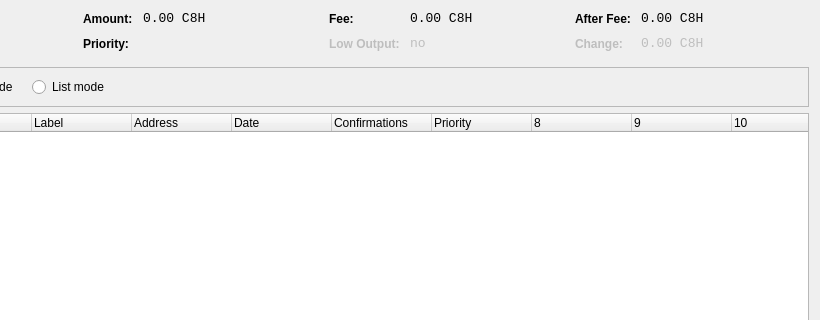
spayse/Bubble, file src/qt/forms/coincontroldialog.ui: the form before one commit; both pictures show x 180 to 1000 and y 0 to 320 of the 1000 by 500 pixel window.
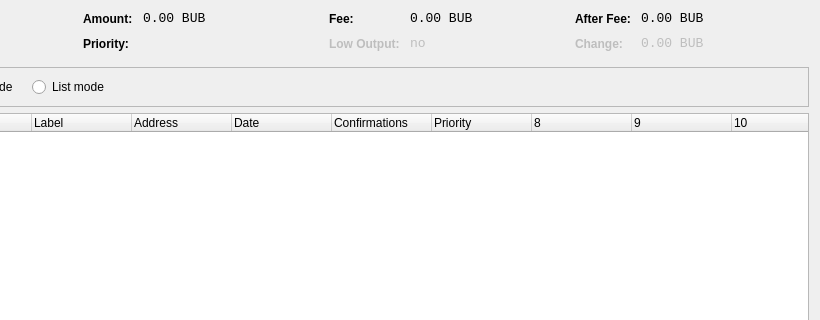
The form after the commit. Custom widgets are drawn as their Qt base class.

Patch:
```diff
--- a/src/qt/forms/coincontroldialog.ui
+++ b/src/qt/forms/coincontroldialog.ui
@@ -141,7 +141,7 @@
           <enum>Qt::ActionsContextMenu</enum>
          </property>
          <property name="text">
-          <string notr="true">0.00 C8H</string>
+          <string notr="true">0.00 BUB</string>
          </property>
          <property name="textInteractionFlags">
           <set>Qt::LinksAccessibleByMouse|Qt::TextSelectableByKeyboard|Qt::TextSelectableByMouse</set>
@@ -221,7 +221,7 @@
           <enum>Qt::ActionsContextMenu</enum>
          </property>
          <property name="text">
-          <string notr="true">0.00 C8H</string>
+          <string notr="true">0.00 BUB</string>
          </property>
          <property name="textInteractionFlags">
           <set>Qt::LinksAccessibleByMouse|Qt::TextSelectableByKeyboard|Qt::TextSelectableByMouse</set>
@@ -307,7 +307,7 @@
           <enum>Qt::ActionsContextMenu</enum>
          </property>
          <property name="text">
-          <string notr="true">0.00 C8H</string>
+          <string notr="true">0.00 BUB</string>
          </property>
          <property name="textInteractionFlags">
           <set>Qt::LinksAccessibleByMouse|Qt::TextSelectableByKeyboard|Qt::TextSelectableByMouse</set>
@@ -345,7 +345,7 @@
           <enum>Qt::ActionsContextMenu</enum>
          </property>
          <property name="text">
-          <string notr="true">0.00 C8H</string>
+          <string notr="true">0.00 BUB</string>
          </property>
          <property name="textInteractionFlags">
           <set>Qt::LinksAccessibleByMouse|Qt::TextSelectableByKeyboard|Qt::TextSelectableByMouse</set>
```
